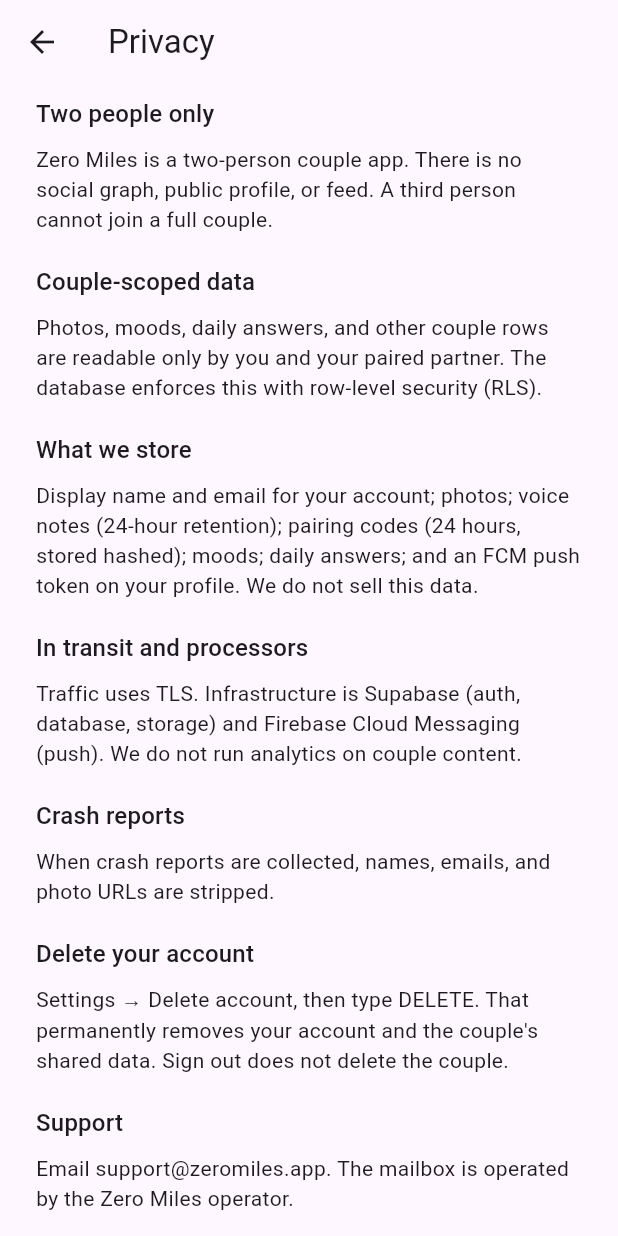
After one commit to RAVImitte/Zer0Mi1es, a Flutter app: the PrivacyScreen screen opened directly, on a phone screen of 412 x 824 dp. The commit adds this screen. Run offline on Flutter 3.47's test engine with Material 3 defaults, Android fonts, the phone set to English and light mode, and no system bars; our stand-ins replace emoji_picker_flutter, firebase_core, firebase_crashlytics, firebase_messaging, flutter_animate, flutter_colorpicker and 10 more; missing offline and left inert: gal, home_widget, record; accounts and stored records are empty; generated files the repository leaves out were written again.

Commit message:
docs: add privacy policy, support, and in-app legal links

```diff
--- a/appcode/lib/core/constants/app_constants.dart
+++ b/appcode/lib/core/constants/app_constants.dart
@@ -19,3 +19,7 @@ abstract final class CoupleRole {
   static const bear = 'bear';
   static const bunny = 'bunny';
 }
+
+abstract final class SupportContact {
+  static const email = 'support@zeromiles.app';
+}
--- a/appcode/lib/core/routing/app_routes.dart
+++ b/appcode/lib/core/routing/app_routes.dart
@@ -8,4 +8,5 @@ abstract final class AppRoutes {
   static const outfit = '/outfit';
   static const dailyPhoto = '/daily_photo';
   static const canvas = '/canvas';
+  static const privacy = '/privacy';
 }
--- a/appcode/lib/core/routing/router.dart
+++ b/appcode/lib/core/routing/router.dart
@@ -10,6 +10,7 @@ import '../../features/daily_photo/presentation/daily_photo_screen.dart';
 import '../../features/daily_question/presentation/daily_question_screen.dart';
 import '../../features/canvas/presentation/canvas_screen.dart';
 import '../../features/home/presentation/home_screen.dart';
+import '../../features/legal/presentation/privacy_screen.dart';
 import '../../features/outfit/presentation/outfit_screen.dart';
 import 'app_routes.dart';
 import 'auth_redirect.dart';
@@ -82,6 +83,10 @@ GoRouter router(Ref ref) {
         builder: (context, state) => const CanvasScreen(),
       ),
       GoRoute(
+        path: AppRoutes.privacy,
+        builder: (context, state) => const PrivacyScreen(),
+      ),
+      GoRoute(
         path: AppRoutes.home,
         builder: (context, state) => const HomeScreen(),
       ),
--- a/appcode/lib/features/home/presentation/widgets/settings_sheet.dart
+++ b/appcode/lib/features/home/presentation/widgets/settings_sheet.dart
@@ -4,7 +4,9 @@ import 'package:flutter/material.dart';
 import 'package:flutter/services.dart';
 import 'package:flutter_riverpod/flutter_riverpod.dart';
 import 'package:go_router/go_router.dart';
+import 'package:url_launcher/url_launcher.dart';
 
+import '../../../../core/constants/app_constants.dart';
 import '../../../../core/routing/app_routes.dart';
 import '../../../../core/theme/app_colors.dart';
 import '../../../../core/widgets/app_sheet.dart';
@@ -26,6 +28,24 @@ Future<void> showSettingsSheet(BuildContext context, WidgetRef ref) {
               onTap: () {
                 Navigator.pop(context);
                 context.push(AppRoutes.couple);
+              },
+            ),
+            ListTile(
+              leading: const Icon(Icons.shield_outlined, color: AppColors.textSecondary),
+              title: const Text('Privacy'),
+              subtitle: const Text('What we store and who can see it'),
+              onTap: () {
+                Navigator.pop(context);
+                context.push(AppRoutes.privacy);
+              },
+            ),
+            ListTile(
+              leading: const Icon(Icons.mail_outline, color: AppColors.textSecondary),
+              title: const Text('Support'),
+              subtitle: const Text(SupportContact.email),
+              onTap: () {
+                Navigator.pop(context);
+                _openSupportEmail(context);
               },
             ),
             ListTile(
@@ -111,3 +131,21 @@ Future<void> _confirmDeleteAccount(BuildContext context, WidgetRef ref) async {
     await ref.read(authViewModelProvider.notifier).deleteAccount();
   }
 }
+
+Future<void> _openSupportEmail(BuildContext context) async {
+  final uri = Uri(scheme: 'mailto', path: SupportContact.email);
+  try {
+    final launched = await launchUrl(uri);
+    if (!launched && context.mounted) {
+      ScaffoldMessenger.of(context).showSnackBar(
+        const SnackBar(content: Text('Email ${SupportContact.email}')),
+      );
+    }
+  } catch (_) {
+    if (context.mounted) {
+      ScaffoldMessenger.of(context).showSnackBar(
+        const SnackBar(content: Text('Email ${SupportContact.email}')),
+      );
+    }
+  }
+}
--- /dev/null
+++ b/appcode/lib/features/legal/presentation/privacy_screen.dart
@@ -0,0 +1,76 @@
+import 'package:flutter/material.dart';
+
+import '../../../core/constants/app_constants.dart';
+
+class PrivacyScreen extends StatelessWidget {
+  const PrivacyScreen({super.key});
+
+  @override
+  Widget build(BuildContext context) {
+    return Scaffold(
+      appBar: AppBar(title: const Text('Privacy')),
+      body: ListView(
+        padding: const EdgeInsets.fromLTRB(24, 8, 24, 32),
+        children: const [
+          _Section(
+            title: 'Two people only',
+            body:
+                'Zero Miles is a two-person couple app. There is no social graph, public profile, or feed. A third person cannot join a full couple.',
+          ),
+          _Section(
+            title: 'Couple-scoped data',
+            body:
+                'Photos, moods, daily answers, and other couple rows are readable only by you and your paired partner. The database enforces this with row-level security (RLS).',
+          ),
+          _Section(
+            title: 'What we store',
+            body:
+                'Display name and email for your account; photos; voice notes (24-hour retention); pairing codes (24 hours, stored hashed); moods; daily answers; and an FCM push token on your profile. We do not sell this data.',
+          ),
+          _Section(
+            title: 'In transit and processors',
+            body:
+                'Traffic uses TLS. Infrastructure is Supabase (auth, database, storage) and Firebase Cloud Messaging (push). We do not run analytics on couple content.',
+          ),
+          _Section(
+            title: 'Crash reports',
+            body:
+                'When crash reports are collected, names, emails, and photo URLs are stripped.',
+          ),
+          _Section(
+            title: 'Delete your account',
+            body:
+                'Settings → Delete account, then type DELETE. That permanently removes your account and the couple\'s shared data. Sign out does not delete the couple.',
+          ),
+          _Section(
+            title: 'Support',
+            body:
+                'Email ${SupportContact.email}. The mailbox is operated by the Zero Miles operator.',
+          ),
+        ],
+      ),
+    );
+  }
+}
+
+class _Section extends StatelessWidget {
+  const _Section({required this.title, required this.body});
+
+  final String title;
+  final String body;
+
+  @override
+  Widget build(BuildContext context) {
+    return Padding(
+      padding: const EdgeInsets.only(bottom: 20),
+      child: Column(
+        crossAxisAlignment: CrossAxisAlignment.start,
+        children: [
+          Text(title, style: Theme.of(context).textTheme.titleMedium),
+          const SizedBox(height: 8),
+          Text(body, style: Theme.of(context).textTheme.bodyMedium),
+        ],
+      ),
+    );
+  }
+}
--- a/appcode/pubspec.yaml
+++ b/appcode/pubspec.yaml
@@ -30,6 +30,7 @@ dependencies:
   record: ^6.0.0
   just_audio: ^0.9.46
   home_widget: ^0.9.4
+  url_launcher: ^6.3.2
 dev_dependencies:
   flutter_test:
     sdk: flutter
```
Also changed, not shown: appcode/pubspec.lock, 7 other files.
